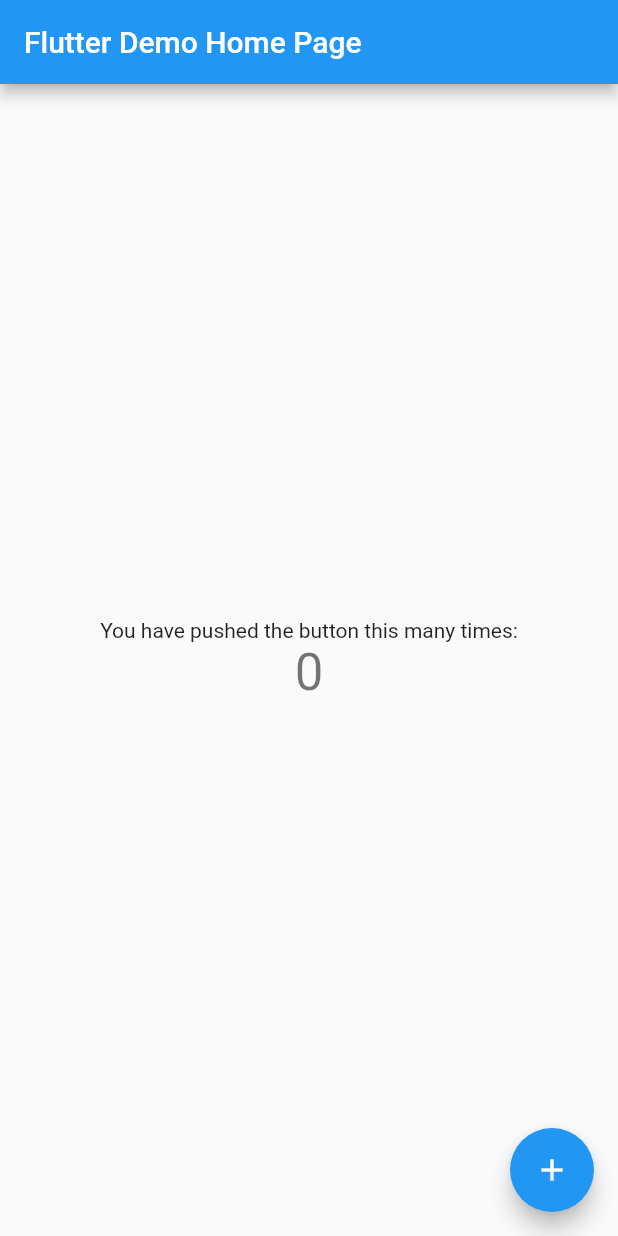
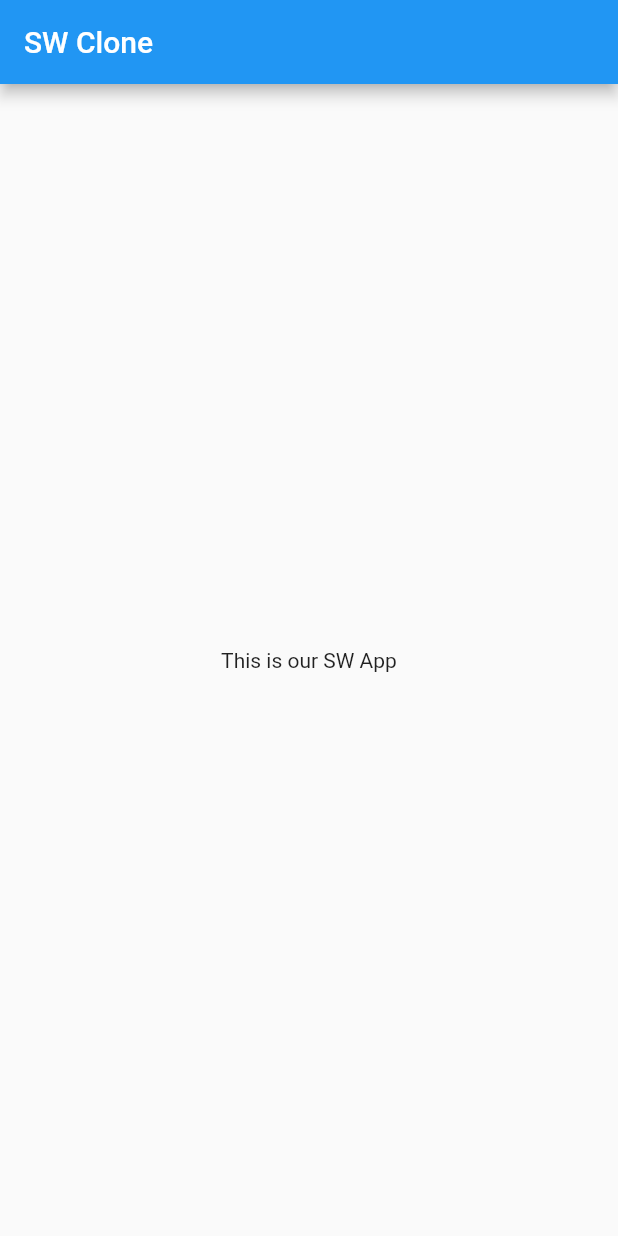
Before and after one commit to Entriz/sw_frontend, a Flutter app: the screen it shows after launch, on a phone screen of 412 x 824 dp. Run offline on Flutter 3.47's test engine with Material 2 defaults, Android fonts, the phone set to English and light mode, and no system bars.

Commit message:
feat(init): flutter

```diff
--- a/lib/main.dart
+++ b/lib/main.dart
@@ -1,3 +1,5 @@
+import 'package:sw_frontend/theme/custom_theme.dart';
+import 'package:sw_frontend/ui/home_page.dart';
 import 'package:flutter/material.dart';
 
 void main() {
@@ -7,109 +9,12 @@ void main() {
 class MyApp extends StatelessWidget {
   const MyApp({Key? key}) : super(key: key);
 
-  // This widget is the root of your application.
   @override
   Widget build(BuildContext context) {
     return MaterialApp(
-      title: 'Flutter Demo',
-      theme: ThemeData(
-        // This is the theme of your application.
-        //
-        // Try running your application with "flutter run". You'll see the
-        // application has a blue toolbar. Then, without quitting the app, try
-        // changing the primarySwatch below to Colors.green and then invoke
-        // "hot reload" (press "r" in the console where you ran "flutter run",
-        // or simply save your changes to "hot reload" in a Flutter IDE).
-        // Notice that the counter didn't reset back to zero; the application
-        // is not restarted.
-        primarySwatch: Colors.blue,
-      ),
-      home: const MyHomePage(title: 'Flutter Demo Home Page'),
+      title: 'SW Clone',
+      theme: CustomTheme.theme,
+      home: const HomePage(title: 'SW Clone'),
     );
   }
 }
-
-class MyHomePage extends StatefulWidget {
-  const MyHomePage({Key? key, required this.title}) : super(key: key);
-
-  // This widget is the home page of your application. It is stateful, meaning
-  // that it has a State object (defined below) that contains fields that affect
-  // how it looks.
-
-  // This class is the configuration for the state. It holds the values (in this
-  // case the title) provided by the parent (in this case the App widget) and
-  // used by the build method of the State. Fields in a Widget subclass are
-  // always marked "final".
-
-  final String title;
-
-  @override
-  State<MyHomePage> createState() => _MyHomePageState();
-}
-
-class _MyHomePageState extends State<MyHomePage> {
-  int _counter = 0;
-
-  void _incrementCounter() {
-    setState(() {
-      // This call to setState tells the Flutter framework that something has
-      // changed in this State, which causes it to rerun the build method below
-      // so that the display can reflect the updated values. If we changed
-      // _counter without calling setState(), then the build method would not be
-      // called again, and so nothing would appear to happen.
-      _counter++;
-    });
-  }
-
-  @override
-  Widget build(BuildContext context) {
-    // This method is rerun every time setState is called, for instance as done
-    // by the _incrementCounter method above.
-    //
-    // The Flutter framework has been optimized to make rerunning build methods
-    // fast, so that you can just rebuild anything that needs updating rather
-    // than having to individually change instances of widgets.
-    return Scaffold(
-      appBar: AppBar(
-        // Here we take the value from the MyHomePage object that was created by
-        // the App.build method, and use it to set our appbar title.
-        title: Text(widget.title),
-      ),
-      body: Center(
-        // Center is a layout widget. It takes a single child and positions it
-        // in the middle of the parent.
-        child: Column(
-          // Column is also a layout widget. It takes a list of children and
-          // arranges them vertically. By default, it sizes itself to fit its
-          // children horizontally, and tries to be as tall as its parent.
-          //
-          // Invoke "debug painting" (press "p" in the console, choose the
-          // "Toggle Debug Paint" action from the Flutter Inspector in Android
-          // Studio, or the "Toggle Debug Paint" command in Visual Studio Code)
-          // to see the wireframe for each widget.
-          //
-          // Column has various properties to control how it sizes itself and
-          // how it positions its children. Here we use mainAxisAlignment to
-          // center the children vertically; the main axis here is the vertical
-          // axis because Columns are vertical (the cross axis would be
-          // horizontal).
-          mainAxisAlignment: MainAxisAlignment.center,
-          children: <Widget>[
-            const Text(
-              'You have pushed the button this many times:',
-            ),
-            Text(
-              '$_counter',
-              style: Theme.of(context).textTheme.headline4,
-            ),
-          ],
-        ),
-      ),
-      floatingActionButton: FloatingActionButton(
-        onPressed: _incrementCounter,
-        tooltip: 'Increment',
-        child: const Icon(Icons.add),
-      ), // This trailing comma makes auto-formatting nicer for build methods.
-    );
-  }
-}
--- /dev/null
+++ b/lib/theme/custom_theme.dart
@@ -0,0 +1,9 @@
+import 'package:flutter/material.dart';
+
+class CustomTheme {
+  static ThemeData get theme {
+    return ThemeData(
+      primarySwatch: Colors.blue,
+    );
+  }
+}
--- /dev/null
+++ b/lib/ui/home_page.dart
@@ -0,0 +1,19 @@
+import 'package:flutter/material.dart';
+
+class HomePage extends StatelessWidget {
+  const HomePage({Key? key, required this.title}) : super(key: key);
+
+  final String title;
+
+  @override
+  Widget build(BuildContext context) {
+    return Scaffold(
+      appBar: AppBar(
+        title: Text(title),
+      ),
+      body: const Center(
+        child: Text('This is our SW App'),
+      ),
+    );
+  }
+}
```
